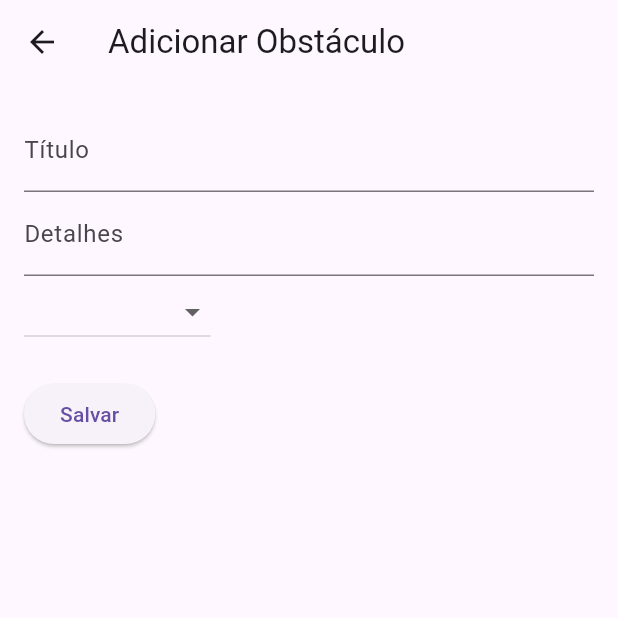
After one commit to ernandes0/mobi-rural, a Flutter app: the AddObstacleScreen screen opened directly, after a tap on "Salvar", on a phone screen of 412 x 824 dp, the top half of it. The commit adds this screen. Run offline on Flutter 3.47's test engine with Material 3 defaults, Android fonts, the phone set to English and light mode, and no system bars; our stand-ins replace cloud_firestore, curved_navigation_bar, firebase_auth, firebase_core, geolocator, google_maps_flutter and 1 more; accounts and stored records are empty.

Commit message:
adição do botão e tela para sinalizar obstáculos

```diff
--- /dev/null
+++ b/lib/pages/addobstaculos.dart
@@ -0,0 +1,102 @@
+import 'package:cloud_firestore/cloud_firestore.dart';
+import 'package:flutter/material.dart';
+import 'package:geolocator/geolocator.dart';
+import 'package:mobirural/models/user_model.dart';
+import 'package:mobirural/models/obstacle_model.dart';
+import 'package:mobirural/services/obstacle_service.dart';
+import 'package:mobirural/services/user_current_local.dart';
+import 'package:provider/provider.dart';
+
+class AddObstacleScreen extends StatefulWidget {
+  const AddObstacleScreen({super.key});
+
+  @override
+  State<AddObstacleScreen> createState() => _AddObstacleScreenState();
+}
+
+class _AddObstacleScreenState extends State<AddObstacleScreen> {
+  final TextEditingController _titleController = TextEditingController();
+  final TextEditingController _detailsController = TextEditingController();
+  int? _difficulty;
+  Position? _userLocation;
+
+  @override
+  void initState() {
+    super.initState();
+    _getUserLocation();
+  }
+
+  Future<void> _getUserLocation() async {
+    Position? position = await getCurrentLocation();
+    setState(() {
+      _userLocation = position;
+    });
+  }
+
+  @override
+  Widget build(BuildContext context) {
+    final userModel = Provider.of<UserModel>(context);
+    return Scaffold(
+      appBar: AppBar(
+        title: const Text('Adicionar Obstáculo'),
+      ),
+      body: Padding(
+        padding: const EdgeInsets.all(16.0),
+        child: Column(
+          crossAxisAlignment: CrossAxisAlignment.start,
+          children: [
+            TextField(
+              controller: _titleController,
+              decoration: const InputDecoration(labelText: 'Título'),
+            ),
+            TextField(
+              controller: _detailsController,
+              decoration: const InputDecoration(labelText: 'Detalhes'),
+            ),
+            DropdownButton<int>(
+              value: _difficulty,
+              onChanged: (value) {
+                setState(() {
+                  _difficulty = value;
+                });
+              },
+              items: List.generate(
+                6,
+                (index) => DropdownMenuItem<int>(
+                  value: index,
+                  child: Text('Dificuldade: $index'),
+                ),
+              ),
+            ),
+            const SizedBox(height: 20),
+            ElevatedButton(
+              onPressed: () async {
+                if (_userLocation != null) {
+                  String? userId = userModel.getId();
+                  String userName = userModel.userData['name'];
+                  String title = _titleController.text;
+                  String details = _detailsController.text;
+
+                  if (userId != null && title.isNotEmpty && details.isNotEmpty && _difficulty != null) {
+                    ObstacleModel obstacle = ObstacleModel(
+                      userId: userId,
+                      userName: userName,
+                      coordinates: GeoPoint(_userLocation!.latitude, _userLocation!.longitude),
+                      title: title,
+                      details: details,
+                      difficulty: _difficulty!,
+                    );
+
+                    await ObstacleService().createObstacle(obstacle);
+                    Navigator.pop(context);
+                  }
+                }
+              },
+              child: const Text('Salvar'),
+            ),
+          ],
+        ),
+      ),
+    );
+  }
+}
--- a/lib/pages/navigation.dart
+++ b/lib/pages/navigation.dart
@@ -1,6 +1,7 @@
 import 'package:flutter/material.dart';
 import 'package:mobirural/constants/appconstants.dart';
 import 'package:google_maps_flutter/google_maps_flutter.dart';
+import 'package:mobirural/pages/addobstaculos.dart';
 import 'package:mobirural/services/map_service.dart';
 
 class NavigationScreen extends StatefulWidget {
@@ -32,7 +33,9 @@ class _NavigationScreenState extends State<NavigationScreen> {
   Widget build(BuildContext context) {
     return Scaffold(
       backgroundColor: AppColors.backgroundColor,
-        body: GoogleMap(
+      body: Stack(
+        children: [
+          GoogleMap(
             onMapCreated: (controller) async {
               mapController = controller;
               await _setMapStyle();
@@ -48,7 +51,25 @@ class _NavigationScreenState extends State<NavigationScreen> {
             onCameraMove: (CameraPosition position) {
               userLocation = position.target;
             },
-        ));
+          ),
+          Positioned(
+            bottom: 85.0, // Define a posição vertical do botão
+            right: 16.0, // Define a posição horizontal do botão
+            child: FloatingActionButton(
+              onPressed: () {
+                Navigator.push(
+                  context,
+                  MaterialPageRoute(
+                      builder: (context) => const AddObstacleScreen()),
+                );
+              },
+              backgroundColor: AppColors.accentColor,
+              child: const Icon(Icons.warning_rounded, size: 40.0, color: Colors.deepOrange,),
+            ),
+          ),
+        ],
+      ),
+    );
   }
 
   Future<void> _setMapStyle() async {
```
Lines whose indentation alone changed are shown as unchanged.
